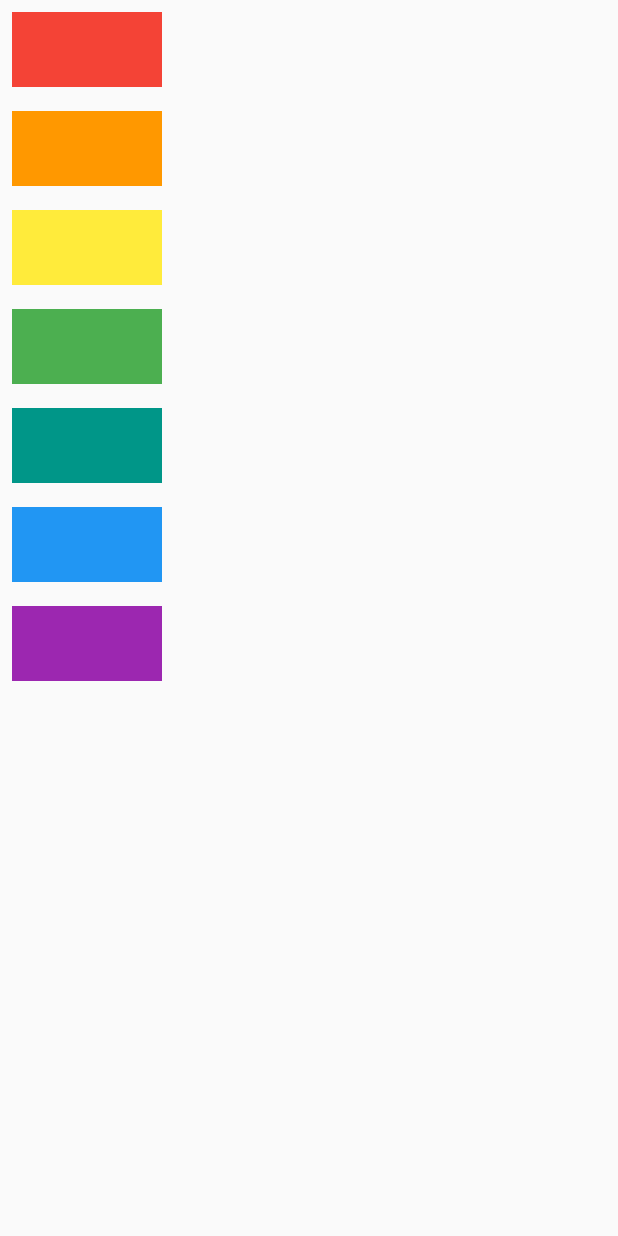
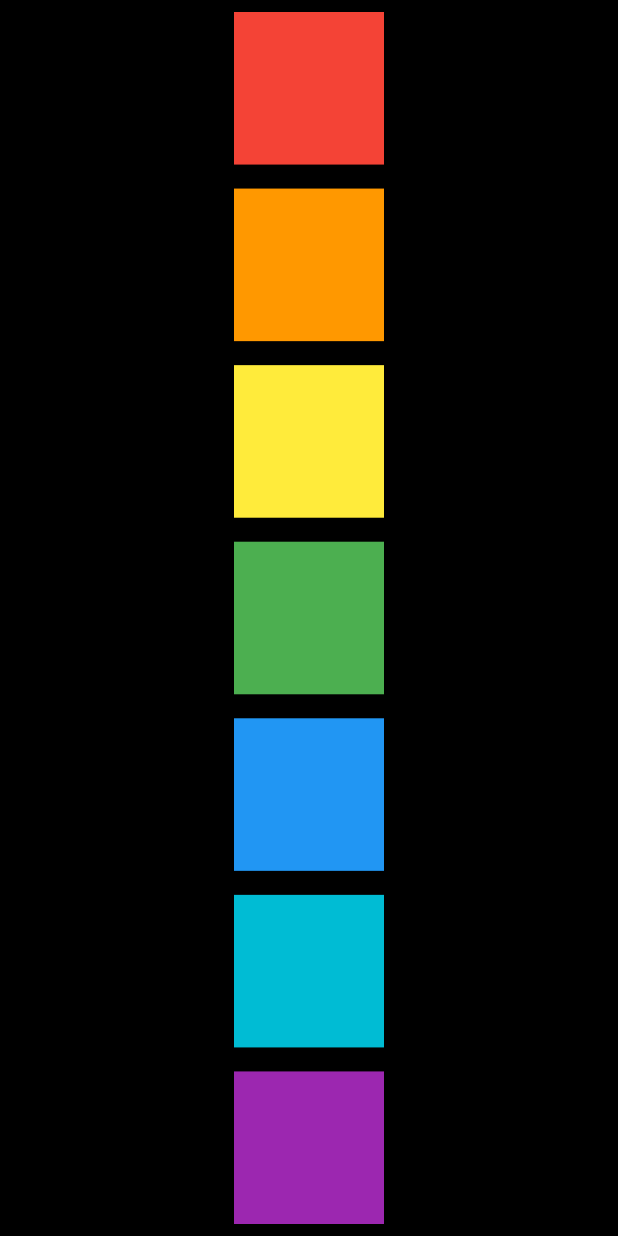
Before and after one commit to alejorom/xylophone_flutter, a Flutter app: the screen it shows after launch, on a phone screen of 412 x 824 dp. Run offline on Flutter 3.47's test engine with Material 2 defaults, Android fonts, the phone set to English and light mode, and no system bars; our stand-ins replace audioplayers.

Commit message:
Organizar en funciones

```diff
--- a/lib/main.dart
+++ b/lib/main.dart
@@ -9,61 +9,34 @@ class XylophoneApp extends StatelessWidget {
     player.play('note$soundNumber.wav');
   }
 
+  Expanded buildKey( { required Color color, required int soundNumber }) {
+    return Expanded(
+      child: TextButton(
+        onPressed: () {
+          playSound(soundNumber);
+        },
+        child: Container(color: color, height: 150.0, width: 100.0),
+      ),
+    );
+  }
+
+
   @override
   Widget build(BuildContext context) {
     return MaterialApp(
       home: Scaffold(
+        backgroundColor: Colors.black,
         body: SafeArea(
           child: Column(
+            crossAxisAlignment: CrossAxisAlignment.stretch,
             children: <Widget>[
-              TextButton(
-                onPressed: () {
-                  playSound(1);
-                },
-                child: Container(color: Colors.red, height: 50.0, width: 100.0),
-              ),
-              TextButton(
-                onPressed: () {
-                  playSound(2);
-                },
-                child:
-                    Container(color: Colors.orange, height: 50.0, width: 100.0),
-              ),
-              TextButton(
-                onPressed: () {
-                  playSound(3);
-                },
-                child:
-                    Container(color: Colors.yellow, height: 50.0, width: 100.0),
-              ),
-              TextButton(
-                onPressed: () {
-                  playSound(4);
-                },
-                child:
-                    Container(color: Colors.green, height: 50.0, width: 100.0),
-              ),
-              TextButton(
-                onPressed: () {
-                  playSound(5);
-                },
-                child:
-                    Container(color: Colors.teal, height: 50.0, width: 100.0),
-              ),
-              TextButton(
-                onPressed: () {
-                  playSound(6);
-                },
-                child:
-                    Container(color: Colors.blue, height: 50.0, width: 100.0),
-              ),
-              TextButton(
-                onPressed: () {
-                  playSound(7);
-                },
-                child:
-                    Container(color: Colors.purple, height: 50.0, width: 100.0),
-              ),
+              buildKey(color: Colors.red, soundNumber: 1),
+              buildKey(color: Colors.orange, soundNumber: 2),
+              buildKey(color: Colors.yellow, soundNumber: 3),
+              buildKey(color: Colors.green, soundNumber: 4),
+              buildKey(color: Colors.blue, soundNumber: 5),
+              buildKey(color: Colors.cyan, soundNumber: 6),
+              buildKey(color: Colors.purple, soundNumber: 7),
             ],
           ),
         ),
```
